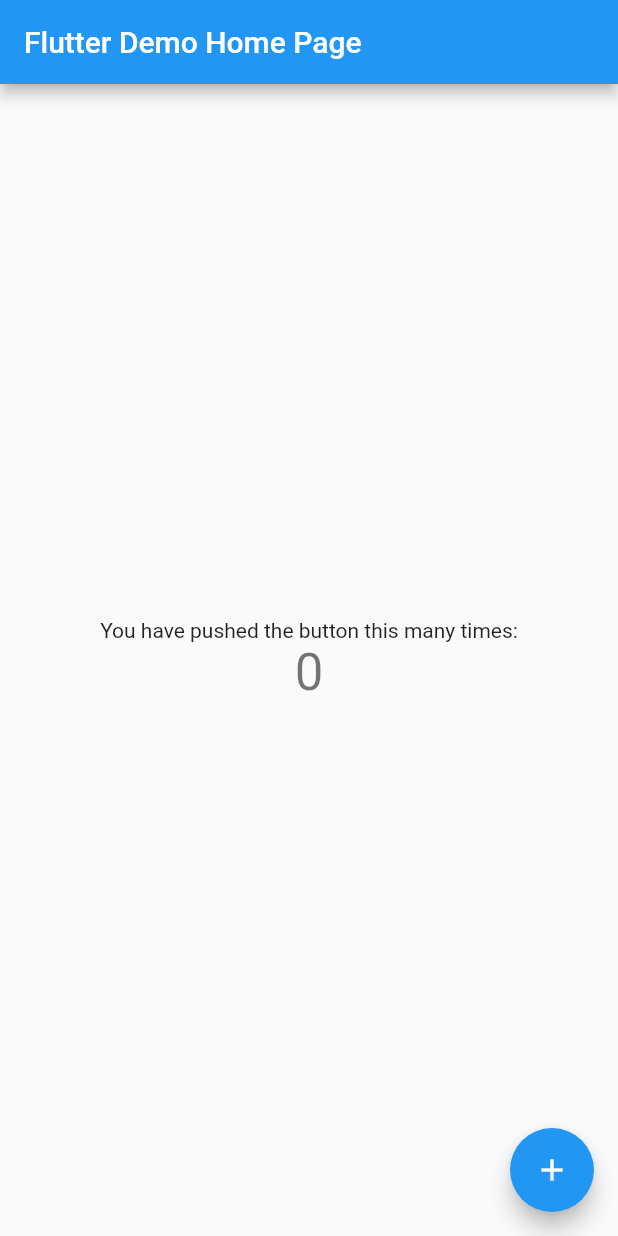
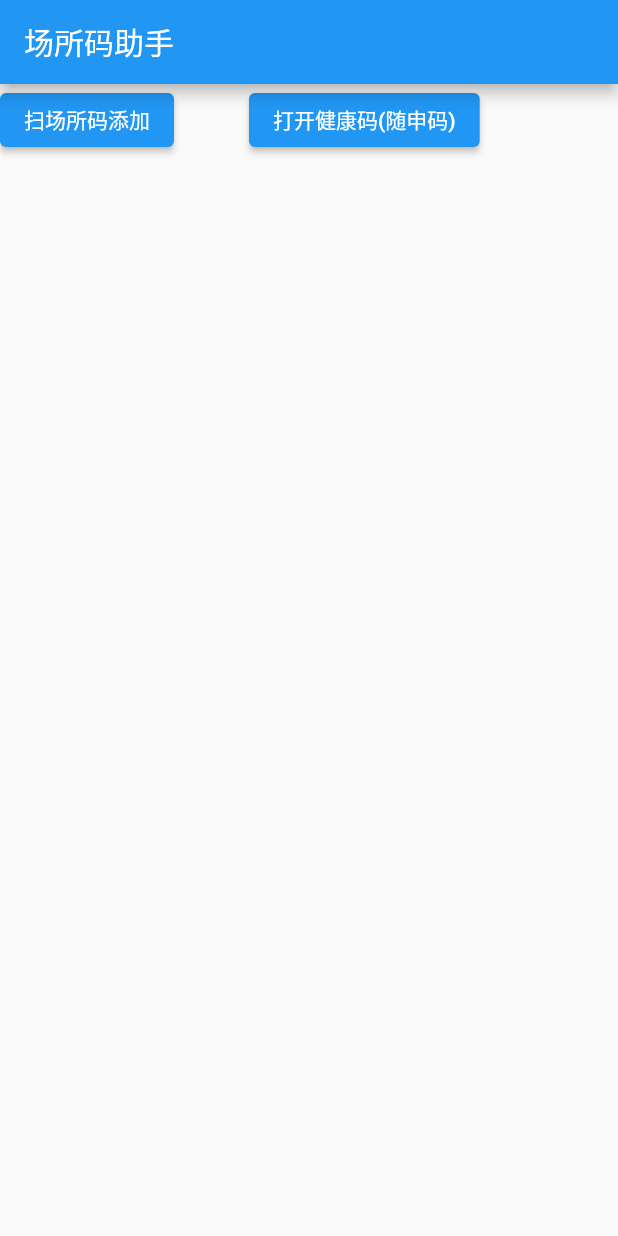
Before and after one commit to VomPom/easy_place_code, a Flutter app: the screen it shows after launch, on a phone screen of 412 x 824 dp. Run offline on Flutter 3.47's test engine with Material 2 defaults, Android fonts, the phone set to English and light mode, and no system bars; missing offline and left inert: flutter_easy_permission, flutter_scankit.

```diff
--- a/lib/main.dart
+++ b/lib/main.dart
@@ -1,115 +1,123 @@
 import 'package:flutter/material.dart';
+import 'dart:async';
+
+import 'package:flutter/services.dart';
+import 'package:flutter_easy_permission/constants.dart';
+import 'package:flutter_easy_permission/easy_permissions.dart';
+import 'package:flutter_scankit/flutter_scankit.dart';
+
+import 'package:url_launcher/url_launcher.dart';
 
 void main() {
-  runApp(const MyApp());
+  runApp(const PlaceCodeHelper());
 }
 
-class MyApp extends StatelessWidget {
-  const MyApp({Key? key}) : super(key: key);
+class PlaceCodeHelper extends StatelessWidget {
+  const PlaceCodeHelper({Key? key}) : super(key: key);
 
-  // This widget is the root of your application.
   @override
   Widget build(BuildContext context) {
     return MaterialApp(
-      title: 'Flutter Demo',
-      theme: ThemeData(
-        // This is the theme of your application.
-        //
-        // Try running your application with "flutter run". You'll see the
-        // application has a blue toolbar. Then, without quitting the app, try
-        // changing the primarySwatch below to Colors.green and then invoke
-        // "hot reload" (press "r" in the console where you ran "flutter run",
-        // or simply save your changes to "hot reload" in a Flutter IDE).
-        // Notice that the counter didn't reset back to zero; the application
-        // is not restarted.
-        primarySwatch: Colors.blue,
-      ),
-      home: const MyHomePage(title: 'Flutter Demo Home Page'),
+      home: Scaffold(
+          appBar: AppBar(
+            title: const Text('场所码助手'),
+          ),
+          body: Home()),
     );
   }
 }
 
-class MyHomePage extends StatefulWidget {
-  const MyHomePage({Key? key, required this.title}) : super(key: key);
+const _permissions = [Permissions.READ_EXTERNAL_STORAGE, Permissions.CAMERA];
 
-  // This widget is the home page of your application. It is stateful, meaning
-  // that it has a State object (defined below) that contains fields that affect
-  // how it looks.
+const _permissionGroup = [PermissionGroup.Camera, PermissionGroup.Photos];
 
-  // This class is the configuration for the state. It holds the values (in this
-  // case the title) provided by the parent (in this case the App widget) and
-  // used by the build method of the State. Fields in a Widget subclass are
-  // always marked "final".
-
-  final String title;
+class Home extends StatefulWidget {
+  const Home({Key? key}) : super(key: key);
 
   @override
-  State<MyHomePage> createState() => _MyHomePageState();
+  HomeState createState() => HomeState();
 }
 
-class _MyHomePageState extends State<MyHomePage> {
-  int _counter = 0;
+class HomeState extends State<Home> {
+  late bool isCustom;
+  late FlutterScankit scanKit;
 
-  void _incrementCounter() {
-    setState(() {
-      // This call to setState tells the Flutter framework that something has
-      // changed in this State, which causes it to rerun the build method below
-      // so that the display can reflect the updated values. If we changed
-      // _counter without calling setState(), then the build method would not be
-      // called again, and so nothing would appear to happen.
-      _counter++;
+  String code = "";
+
+  @override
+  void initState() {
+    super.initState();
+    scanKit = FlutterScankit();
+    scanKit.addResultListen((val) {
+      debugPrint("scanning result:$val");
+      _openAliPay(Uri.encodeComponent(val));
+      setState(() {
+        code = val;
+      });
     });
+
+    FlutterEasyPermission().addPermissionCallback(
+        onGranted: (requestCode, perms, perm) {
+          startScan();
+        },
+        onDenied: (requestCode, perms, perm, isPermanent) {});
+  }
+
+  void _openAliPay(String qrResult) async {
+    String urlStr =
+        'alipayqr://platformapi/startapp?saId=10000007&qrcode=$qrResult';
+    debugPrint('urlStr:$urlStr');
+    Uri url = Uri.parse(urlStr);
+    if (!await launchUrl(url)) throw 'Could not launch $url';
+  }
+
+  @override
+  void dispose() {
+    scanKit.dispose();
+    super.dispose();
+  }
+
+  Future<void> startScan() async {
+    try {
+      await scanKit.startScan(scanTypes: [ScanTypes.ALL]);
+    } on PlatformException {}
   }
 
   @override
   Widget build(BuildContext context) {
-    // This method is rerun every time setState is called, for instance as done
-    // by the _incrementCounter method above.
-    //
-    // The Flutter framework has been optimized to make rerunning build methods
-    // fast, so that you can just rebuild anything that needs updating rather
-    // than having to individually change instances of widgets.
-    return Scaffold(
-      appBar: AppBar(
-        // Here we take the value from the MyHomePage object that was created by
-        // the App.build method, and use it to set our appbar title.
-        title: Text(widget.title),
-      ),
-      body: Center(
-        // Center is a layout widget. It takes a single child and positions it
-        // in the middle of the parent.
-        child: Column(
-          // Column is also a layout widget. It takes a list of children and
-          // arranges them vertically. By default, it sizes itself to fit its
-          // children horizontally, and tries to be as tall as its parent.
-          //
-          // Invoke "debug painting" (press "p" in the console, choose the
-          // "Toggle Debug Paint" action from the Flutter Inspector in Android
-          // Studio, or the "Toggle Debug Paint" command in Visual Studio Code)
-          // to see the wireframe for each widget.
-          //
-          // Column has various properties to control how it sizes itself and
-          // how it positions its children. Here we use mainAxisAlignment to
-          // center the children vertically; the main axis here is the vertical
-          // axis because Columns are vertical (the cross axis would be
-          // horizontal).
-          mainAxisAlignment: MainAxisAlignment.center,
-          children: <Widget>[
-            const Text(
-              'You have pushed the button this many times:',
-            ),
-            Text(
-              '$_counter',
-              style: Theme.of(context).textTheme.headline4,
-            ),
-          ],
+    return Row(
+      mainAxisSize: MainAxisSize.min,
+      children: [
+        ElevatedButton(
+          child: const Text("扫场所码添加"),
+          onPressed: () async {
+            isCustom = false;
+            if (!await FlutterEasyPermission.has(
+                perms: _permissions, permsGroup: _permissionGroup)) {
+              FlutterEasyPermission.request(
+                  perms: _permissions, permsGroup: _permissionGroup);
+            } else {
+              startScan();
+            }
+          },
         ),
-      ),
-      floatingActionButton: FloatingActionButton(
-        onPressed: _incrementCounter,
-        tooltip: 'Increment',
-        child: const Icon(Icons.add),
-      ), // This trailing comma makes auto-formatting nicer for build methods.
+        const SizedBox(
+          width: 50,
+        ),
+        ElevatedButton(
+          child: const Text("打开健康码(随申码)"),
+          onPressed: () async {
+            isCustom = true;
+            if (!await FlutterEasyPermission.has(
+                perms: _permissions, permsGroup: _permissionGroup)) {
+              FlutterEasyPermission.request(
+                  perms: _permissions, permsGroup: _permissionGroup);
+            } else {
+              _openAliPay('http://qrcode.sh.gov.cn/enterprise/scene');
+            }
+          },
+        )
+      ],
     );
   }
 }
--- a/pubspec.yaml
+++ b/pubspec.yaml
@@ -45,6 +45,9 @@ dev_dependencies:
   # package. See that file for information about deactivating specific lint
   # rules and activating additional ones.
   flutter_lints: ^2.0.0
+  url_launcher: ^6.1.4
+  flutter_scankit: ^1.2.4
+  flutter_easy_permission: ^1.1.2
 
 # For information on the generic Dart part of this file, see the
 # following page: https://dart.dev/tools/pub/pubspec
```
Also changed, not shown: lib/scan_page.dart (added, +108 -0 lines), 8 other files.
